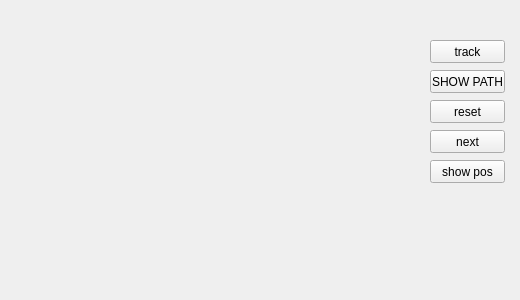
Imrono/locAlgrithom, file mainwindow.ui: the form before one commit.
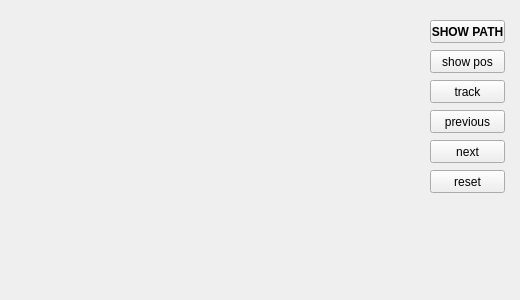
The form after the commit.

```diff
--- a/mainwindow.ui
+++ b/mainwindow.ui
@@ -18,11 +18,17 @@
     <property name="geometry">
      <rect>
       <x>430</x>
-      <y>70</y>
+      <y>20</y>
       <width>75</width>
       <height>23</height>
      </rect>
     </property>
+    <property name="font">
+     <font>
+      <weight>75</weight>
+      <bold>true</bold>
+     </font>
+    </property>
     <property name="text">
      <string>SHOW PATH</string>
     </property>
@@ -31,7 +37,7 @@
     <property name="geometry">
      <rect>
       <x>430</x>
-      <y>40</y>
+      <y>80</y>
       <width>75</width>
       <height>23</height>
      </rect>
@@ -54,7 +60,7 @@
     <property name="geometry">
      <rect>
       <x>430</x>
-      <y>100</y>
+      <y>170</y>
       <width>75</width>
       <height>23</height>
      </rect>
@@ -67,7 +73,7 @@
     <property name="geometry">
      <rect>
       <x>430</x>
-      <y>130</y>
+      <y>140</y>
       <width>75</width>
       <height>23</height>
      </rect>
@@ -80,7 +86,7 @@
     <property name="geometry">
      <rect>
       <x>430</x>
-      <y>160</y>
+      <y>50</y>
       <width>75</width>
       <height>23</height>
      </rect>
@@ -89,6 +95,19 @@
      <string>show pos</string>
     </property>
    </widget>
+   <widget class="QPushButton" name="previous">
+    <property name="geometry">
+     <rect>
+      <x>430</x>
+      <y>110</y>
+      <width>75</width>
+      <height>23</height>
+     </rect>
+    </property>
+    <property name="text">
+     <string>previous</string>
+    </property>
+   </widget>
   </widget>
  </widget>
  <resources/>
```
